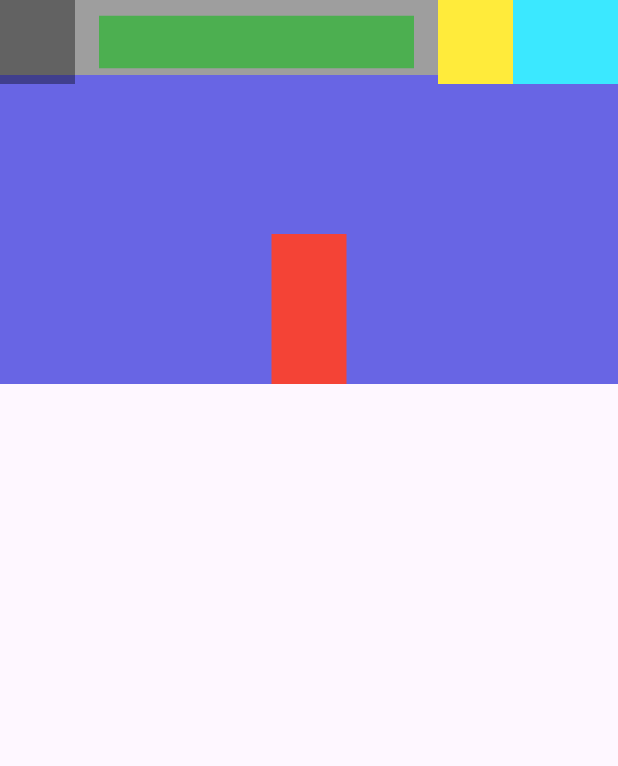
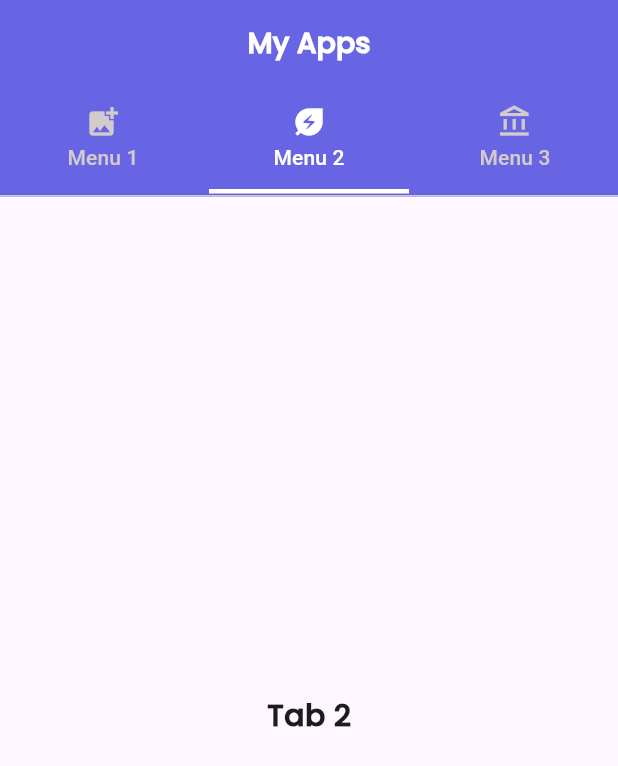
Before and after one commit to achmadsyahrian/belajar-flutter, a Flutter app: the screen it shows after launch, on a phone screen of 412 x 824 dp. Shown: the top 766 px of the screen. Run offline on Flutter 3.47's test engine with Material 3 defaults, Android fonts, the phone set to English and light mode, and no system bars; our stand-ins replace faker; missing offline and left inert: dart:html.

Commit message:
TabBar Widget

```diff
--- /dev/null
+++ b/lib/appbar-widget.dart
@@ -0,0 +1,52 @@
+import 'package:flutter/material.dart';
+
+void main() {
+  runApp(MyApp());
+}
+
+class MyApp extends StatelessWidget {
+  @override
+  Widget build(BuildContext context) {
+    return MaterialApp(
+      debugShowCheckedModeBanner: false,
+      home: Scaffold(
+        appBar: AppBar(
+          backgroundColor: Color.fromARGB(221, 81, 79, 224),
+          // centerTitle: true,
+          leading: Container(
+            color: Colors.black38,
+          ),
+          leadingWidth: 50,
+          title: Container(
+            // width: 50,
+            height: 35,
+            color: Colors.green,
+          ),
+          // titleSpacing: 40,
+          actions: [
+            Container(
+              width: 50,
+              color: Colors.yellow,
+            ),
+            Container(
+              width: 70,
+              color:Color.fromARGB(255, 59, 232, 255),
+            ),
+          ],
+          bottom: PreferredSize(
+            preferredSize: Size.fromHeight(200), // menambah hight appbar (Wajib)
+            child: Container(
+                width: 50,
+                height: 100,
+                color: Colors.red,
+              ),
+          ),
+          flexibleSpace: Container(
+            height: 50,
+            color: Colors.grey,
+          ),
+        ),
+      ),
+    );
+  }
+}
--- a/lib/main.dart
+++ b/lib/main.dart
@@ -5,45 +5,62 @@ void main() {
 }
 
 class MyApp extends StatelessWidget {
+  List<Tab> myTab = [
+    Tab(
+      text: "Menu 1",
+      icon: Icon(Icons.add_photo_alternate),
+    ),
+    Tab(
+      text: "Menu 2",
+      icon: Icon(Icons.energy_savings_leaf),
+    ),
+    Tab(
+      text: "Menu 3",
+      icon: Icon(Icons.account_balance_outlined),
+    ),
+  ];
+  List<Center> myBody = [
+    Center(
+      child: Text("Tab 1", style: TextStyle(fontSize: 20, fontWeight: FontWeight.bold, fontFamily: 'Poppins'),),
+    ),
+    Center(
+      child: Text("Tab 2", style: TextStyle(fontSize: 20, fontWeight: FontWeight.bold, fontFamily: 'Poppins'),),
+    ),
+    Center(
+      child: Text("Tab 3", style: TextStyle(fontSize: 20, fontWeight: FontWeight.bold, fontFamily: 'Poppins'),),
+    ),
+  ];
   @override
   Widget build(BuildContext context) {
     return MaterialApp(
       debugShowCheckedModeBanner: false,
-      home: Scaffold(
-        appBar: AppBar(
-          backgroundColor: Color.fromARGB(221, 81, 79, 224),
-          // centerTitle: true,
-          leading: Container(
-            color: Colors.black38,
+      home: DefaultTabController(
+        initialIndex: 1,
+        length: myTab.length,
+        child: Scaffold(
+          appBar: AppBar(
+            titleTextStyle: TextStyle(
+              color: Colors.white,
+              fontWeight: FontWeight.bold,
+              fontSize: 19,
+              fontFamily: 'Poppins',
+            ),
+            backgroundColor: Color.fromARGB(221, 81, 79, 224),
+            centerTitle: true,
+            title: Text("My Apps"),
+            bottom: TabBar(
+              labelColor: Colors.white,
+              unselectedLabelColor: Color.fromARGB(255, 211, 203, 203),
+              indicatorColor: Colors.white,
+              indicatorWeight: 3,
+              indicatorSize: TabBarIndicatorSize.tab,
+              indicatorPadding: EdgeInsets.all(2),
+              // indicator: BoxDecoration(color: Colors.amber),
+              tabs: myTab,
+            ),
           ),
-          leadingWidth: 50,
-          title: Container(
-            // width: 50,
-            height: 35,
-            color: Colors.green,
-          ),
-          // titleSpacing: 40,
-          actions: [
-            Container(
-              width: 50,
-              color: Colors.yellow,
-            ),
-            Container(
-              width: 70,
-              color:Color.fromARGB(255, 59, 232, 255),
-            ),
-          ],
-          bottom: PreferredSize(
-            preferredSize: Size.fromHeight(200), // menambah hight appbar (Wajib)
-            child: Container(
-                width: 50,
-                height: 100,
-                color: Colors.red,
-              ),
-          ),
-          flexibleSpace: Container(
-            height: 50,
-            color: Colors.grey,
+          body: TabBarView(
+            children: myBody
           ),
         ),
       ),
```
